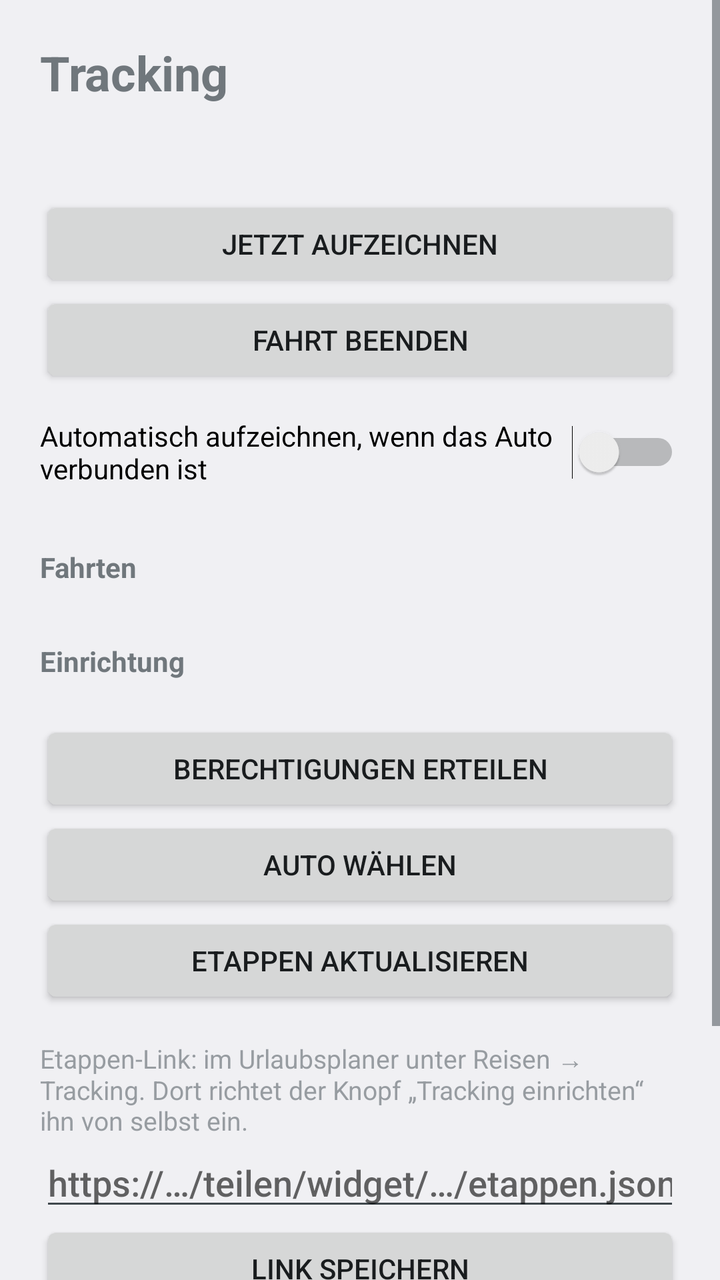
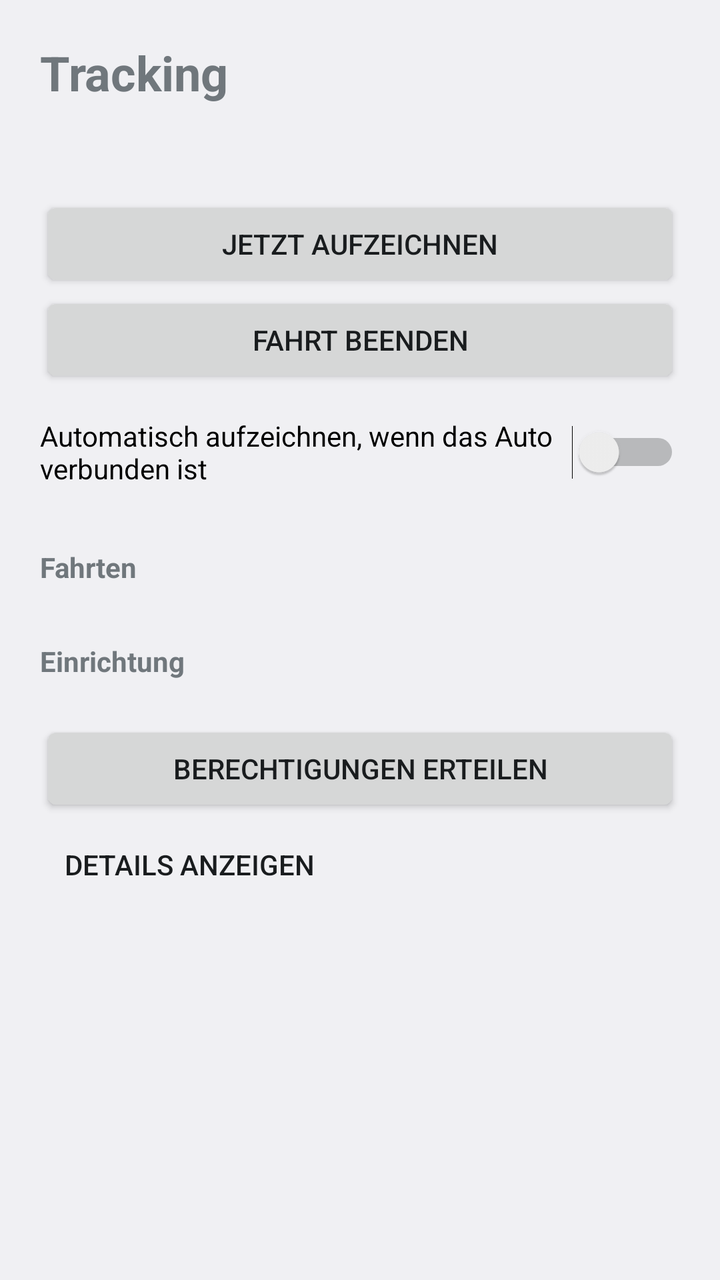

The first picture is an Android layout as it rendered before a commit; the second is the same layout after the commit. The layout source and the unified diff follow.
<!-- AndroidManifest.xml: application theme Thema -->
<!-- res/layout/main.xml -->
<?xml version="1.0" encoding="utf-8"?>
<ScrollView xmlns:android="http://schemas.android.com/apk/res/android"
    android:layout_width="match_parent"
    android:layout_height="match_parent"
    android:fitsSystemWindows="true">

    <LinearLayout
        android:layout_width="match_parent"
        android:layout_height="wrap_content"
        android:orientation="vertical"
        android:padding="20dp">

        <TextView
            android:layout_width="wrap_content"
            android:layout_height="wrap_content"
            android:text="@string/app_name"
            android:textSize="24sp"
            android:textStyle="bold" />

        <TextView
            android:id="@+id/status"
            android:layout_width="match_parent"
            android:layout_height="wrap_content"
            android:layout_marginTop="12dp"
            android:lineSpacingExtra="4dp"
            android:textSize="16sp" />

        <Button
            android:id="@+id/starten"
            android:layout_width="match_parent"
            android:layout_height="wrap_content"
            android:layout_marginTop="12dp"
            android:text="Jetzt aufzeichnen" />

        <Button
            android:id="@+id/beenden"
            android:layout_width="match_parent"
            android:layout_height="wrap_content"
            android:text="Fahrt beenden" />

        <Switch
            android:id="@+id/automatik"
            android:layout_width="match_parent"
            android:layout_height="wrap_content"
            android:layout_marginTop="8dp"
            android:minHeight="48dp"
            android:text="Automatisch aufzeichnen, wenn das Auto verbunden ist" />

        <TextView
            android:layout_width="wrap_content"
            android:layout_height="wrap_content"
            android:layout_marginTop="24dp"
            android:text="Fahrten"
            android:textStyle="bold" />

        <LinearLayout
            android:id="@+id/fahrten"
            android:layout_width="match_parent"
            android:layout_height="wrap_content"
            android:orientation="vertical" />

        <TextView
            android:layout_width="wrap_content"
            android:layout_height="wrap_content"
            android:layout_marginTop="28dp"
            android:text="Einrichtung"
            android:textStyle="bold" />

        <TextView
            android:id="@+id/einrichtung"
            android:layout_width="match_parent"
            android:layout_height="wrap_content"
            android:lineSpacingExtra="4dp"
            android:textSize="15sp" />

        <Button
            android:id="@+id/berechtigungen"
            android:layout_width="match_parent"
            android:layout_height="wrap_content"
            android:text="Berechtigungen erteilen" />

        <Button
            android:id="@+id/auto"
            android:layout_width="match_parent"
            android:layout_height="wrap_content"
            android:text="Auto wählen" />

        <Button
            android:id="@+id/aktualisieren"
            android:layout_width="match_parent"
            android:layout_height="wrap_content"
            android:text="Etappen aktualisieren" />

        <TextView
            android:layout_width="match_parent"
            android:layout_height="wrap_content"
            android:layout_marginTop="16dp"
            android:alpha="0.7"
            android:text="Etappen-Link: im Urlaubsplaner unter Reisen → Tracking. Dort richtet der Knopf „Tracking einrichten“ ihn von selbst ein."
            android:textSize="13sp" />

        <EditText
            android:id="@+id/url"
            android:layout_width="match_parent"
            android:layout_height="wrap_content"
            android:hint="https://…/teilen/widget/…/etappen.json"
            android:importantForAutofill="no"
            android:inputType="textUri" />

        <Button
            android:id="@+id/speichern"
            android:layout_width="match_parent"
            android:layout_height="wrap_content"
            android:text="Link speichern" />

        <TextView
            android:layout_width="match_parent"
            android:layout_height="wrap_content"
            android:layout_marginTop="24dp"
            android:alpha="0.7"
            android:text="Ausprobieren ohne Fahrt: so tun, als würde das Auto verbunden oder getrennt – mit denselben Regeln wie echt (Etappentag, Nähe zum Ziel)."
            android:textSize="13sp" />

        <LinearLayout
            android:layout_width="match_parent"
            android:layout_height="wrap_content"
            android:orientation="horizontal">

            <Button
                android:id="@+id/test_verbunden"
                android:layout_width="0dp"
                android:layout_height="wrap_content"
                android:layout_weight="1"
                android:text="Test: verbunden" />

            <Button
                android:id="@+id/test_getrennt"
                android:layout_width="0dp"
                android:layout_height="wrap_content"
                android:layout_weight="1"
                android:text="Test: getrennt" />
        </LinearLayout>
    </LinearLayout>
</ScrollView>
<!-- resources referenced by this layout -->
<resources>
  <string name="app_name">Tracking</string>
  <style name="Thema" parent="@android:style/Theme.DeviceDefault.DayNight">
          <item name="android:colorAccent">#2E9BB5</item>
      </style>
</resources>

<!-- the commit's change to res/layout/main.xml (unified diff, before → after) -->
@@ -16,6 +16,35 @@
             android:text="@string/app_name"
             android:textSize="24sp"
             android:textStyle="bold" />
+
+        <LinearLayout
+            android:id="@+id/update"
+            android:layout_width="match_parent"
+            android:layout_height="wrap_content"
+            android:layout_marginTop="12dp"
+            android:orientation="vertical"
+            android:visibility="gone">
+
+            <TextView
+                android:id="@+id/update_text"
+                android:layout_width="match_parent"
+                android:layout_height="wrap_content"
+                android:textSize="16sp"
+                android:textStyle="bold" />
+
+            <Button
+                android:id="@+id/update_laden"
+                android:layout_width="match_parent"
+                android:layout_height="wrap_content"
+                android:text="Update herunterladen" />
+
+            <TextView
+                android:layout_width="match_parent"
+                android:layout_height="wrap_content"
+                android:alpha="0.7"
+                android:text="Danach die heruntergeladene Datei öffnen und „Aktualisieren“ tippen. Einstellungen und Fahrten bleiben erhalten."
+                android:textSize="13sp" />
+        </LinearLayout>
 
         <TextView
             android:id="@+id/status"
@@ -67,7 +96,7 @@
             android:textStyle="bold" />
 
         <TextView
-            android:id="@+id/einrichtung"
+            android:id="@+id/einrichtung_kurz"
             android:layout_width="match_parent"
             android:layout_height="wrap_content"
             android:lineSpacingExtra="4dp"
@@ -80,65 +109,60 @@
             android:text="Berechtigungen erteilen" />
 
         <Button
-            android:id="@+id/auto"
+            android:id="@+id/details_knopf"
+            style="?android:attr/borderlessButtonStyle"
+            android:layout_width="wrap_content"
+            android:layout_height="wrap_content"
+            android:text="Details anzeigen" />
+
+        <LinearLayout
+            android:id="@+id/details"
             android:layout_width="match_parent"
             android:layout_height="wrap_content"
-            android:text="Auto wählen" />
+            android:orientation="vertical"
+            android:visibility="gone">
 
-        <Button
-            android:id="@+id/aktualisieren"
-            android:layout_width="match_parent"
-            android:layout_height="wrap_content"
-            android:text="Etappen aktualisieren" />
-
-        <TextView
-            android:layout_width="match_parent"
-            android:layout_height="wrap_content"
-            android:layout_marginTop="16dp"
-            android:alpha="0.7"
-            android:text="Etappen-Link: im Urlaubsplaner unter Reisen → Tracking. Dort richtet der Knopf „Tracking einrichten“ ihn von selbst ein."
-            android:textSize="13sp" />
-
-        <EditText
-            android:id="@+id/url"
-            android:layout_width="match_parent"
-            android:layout_height="wrap_content"
-            android:hint="https://…/teilen/widget/…/etappen.json"
-            android:importantForAutofill="no"
-            android:inputType="textUri" />
-
-        <Button
-            android:id="@+id/speichern"
-            android:layout_width="match_parent"
-            android:layout_height="wrap_content"
-            android:text="Link speichern" />
-
-        <TextView
-            android:layout_width="match_parent"
-            android:layout_height="wrap_content"
-            android:layout_marginTop="24dp"
-            android:alpha="0.7"
-            android:text="Ausprobieren ohne Fahrt: so tun, als würde das Auto verbunden oder getrennt – mit denselben Regeln wie echt (Etappentag, Nähe zum Ziel)."
-            android:textSize="13sp" />
-
-        <LinearLayout
-            android:layout_width="match_parent"
-            android:layout_height="wrap_content"
-            android:orientation="horizontal">
+            <TextView
+                android:id="@+id/einrichtung"
+                android:layout_width="match_parent"
+                android:layout_height="wrap_content"
+                android:lineSpacingExtra="4dp"
+                android:textSize="15sp" />
 
             <Button
-                android:id="@+id/test_verbunden"
-                android:layout_width="0dp"
+                android:id="@+id/auto"
+                android:layout_width="match_parent"
                 android:layout_height="wrap_content"
-                android:layout_weight="1"
-                android:text="Test: verbunden" />
+                android:layout_marginTop="8dp"
+                android:text="Auto wählen" />
 
             <Button
-                android:id="@+id/test_getrennt"
-                android:layout_width="0dp"
+                android:id="@+id/aktualisieren"
+                android:layout_width="match_parent"
                 android:layout_height="wrap_content"
-                android:layout_weight="1"
-                android:text="Test: getrennt" />
+                android:text="Etappen aktualisieren" />
+
+            <TextView
+                android:layout_width="match_parent"
+                android:layout_height="wrap_content"
+                android:layout_marginTop="16dp"
+                android:alpha="0.7"
+                android:text="Etappen-Link: im Urlaubsplaner unter Reisen → Tracking. Dort richtet der Knopf „Tracking einrichten“ ihn von selbst ein."
+                android:textSize="13sp" />
+
+            <EditText
+                android:id="@+id/url"
+                android:layout_width="match_parent"
+                android:layout_height="wrap_content"
+                android:hint="https://…/teilen/widget/…/etappen.json"
+                android:importantForAutofill="no"
+                android:inputType="textUri" />
+
+            <Button
+                android:id="@+id/speichern"
+                android:layout_width="match_parent"
+                android:layout_height="wrap_content"
+                android:text="Link speichern" />
         </LinearLayout>
     </LinearLayout>
 </ScrollView>
